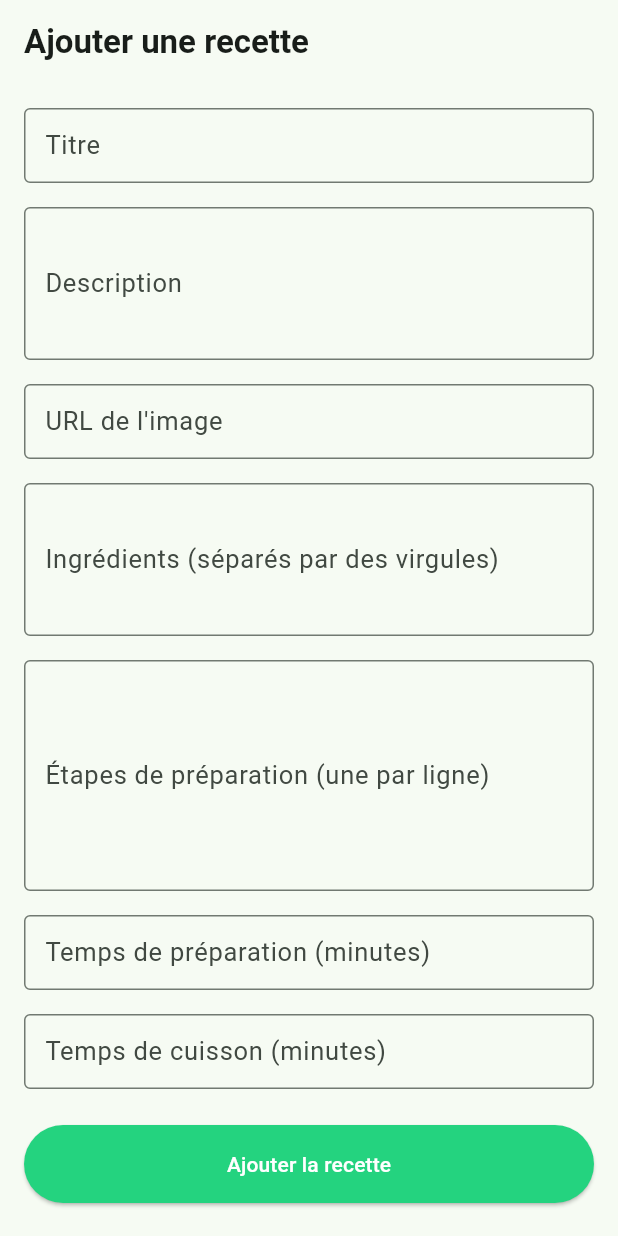
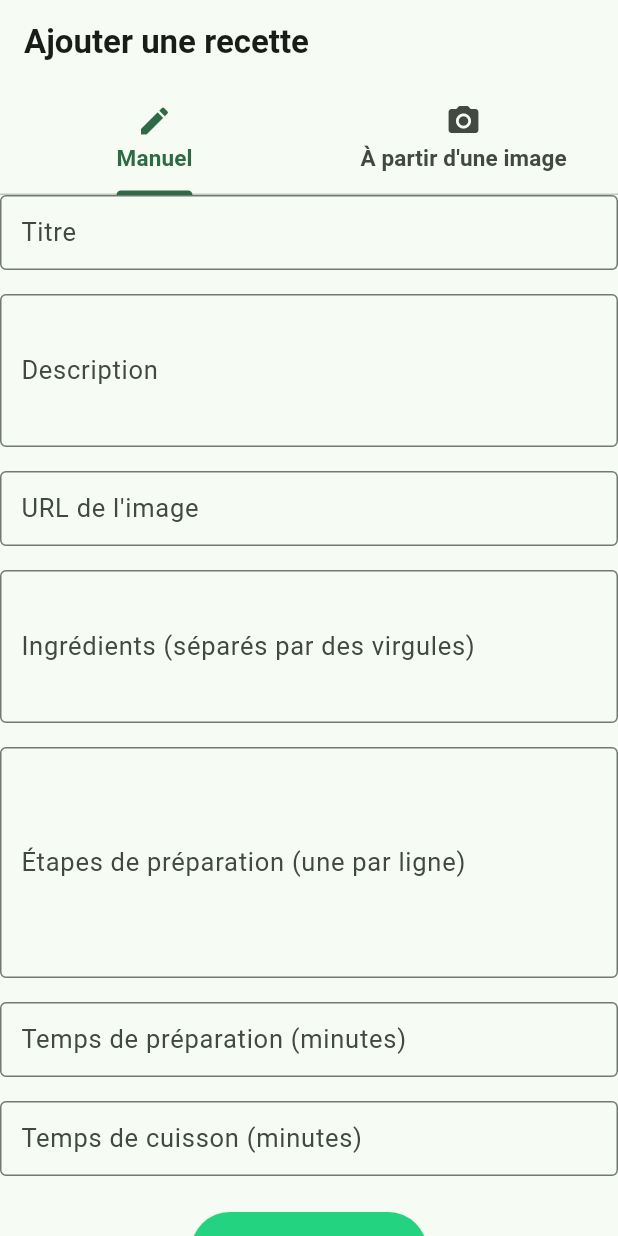
Before and after one commit to michael-lucas-dev/CookTogether, a Flutter app: the AddRecipeScreen screen opened by its route, on a phone screen of 412 x 824 dp. Run offline on Flutter 3.47's test engine with Material 3 defaults, Android fonts, the phone set to English and light mode, and no system bars; our stand-ins replace cloud_firestore, device_info_plus, firebase_auth, firebase_core, firebase_crashlytics, flutter_riverpod and 4 more; missing offline and left inert: firebase_performance, google_mlkit_text_recognition; accounts and stored records are empty.

Commit message:
add ml kit

```diff
--- a/app/lib/ui/screens/recipes/add_recipe_screen.dart
+++ b/app/lib/ui/screens/recipes/add_recipe_screen.dart
@@ -1,4 +1,7 @@
 import 'package:flutter/material.dart';
+import 'package:image_picker/image_picker.dart';
+import 'dart:io';
+import 'package:google_mlkit_text_recognition/google_mlkit_text_recognition.dart';
 import 'package:app/models/recipe.dart';
 import 'package:app/core/logger.dart';
 import 'package:flutter_riverpod/flutter_riverpod.dart';
@@ -12,7 +15,8 @@ class AddRecipeScreen extends ConsumerStatefulWidget {
   ConsumerState<AddRecipeScreen> createState() => _AddRecipeScreenState();
 }
 
-class _AddRecipeScreenState extends ConsumerState<AddRecipeScreen> {
+class _AddRecipeScreenState extends ConsumerState<AddRecipeScreen>
+    with SingleTickerProviderStateMixin {
   final _formKey = GlobalKey<FormState>();
   final _titleController = TextEditingController();
   final _descriptionController = TextEditingController();
@@ -72,14 +76,28 @@ class _AddRecipeScreenState extends ConsumerState<AddRecipeScreen> {
 
   @override
   Widget build(BuildContext context) {
-    return Scaffold(
-      appBar: AppBar(title: const Text('Ajouter une recette')),
-      body: SingleChildScrollView(
-        padding: const EdgeInsets.all(16),
+    return DefaultTabController(
+      length: 2,
+      child: Scaffold(
+        appBar: AppBar(
+          title: const Text('Ajouter une recette'),
+          bottom: const TabBar(
+            tabs: [
+              Tab(text: 'Manuel', icon: Icon(Icons.edit)),
+              Tab(text: "À partir d'une image", icon: Icon(Icons.camera_alt)),
+            ],
+          ),
+        ),
+        body: TabBarView(children: [_manualRecipeForm(), _imageRecipeCapture()]),
+      ),
+    );
+  }
+
+  Widget _manualRecipeForm() {
+    return SingleChildScrollView(
       child: Form(
         key: _formKey,
         child: Column(
-            crossAxisAlignment: CrossAxisAlignment.stretch,
           children: [
             TextFormField(
               controller: _titleController,
@@ -191,6 +209,127 @@ class _AddRecipeScreenState extends ConsumerState<AddRecipeScreen> {
           ],
         ),
       ),
+    );
+  }
+
+  XFile? _pickedImage;
+  String? _recognizedText;
+  bool _isRecognizing = false;
+
+  Future<void> _pickImage(BuildContext context) async {
+    final ImagePicker picker = ImagePicker();
+    final source = await showModalBottomSheet<ImageSource>(
+      context: context,
+      builder: (ctx) => SafeArea(
+        child: Column(
+          mainAxisSize: MainAxisSize.min,
+          children: [
+            ListTile(
+              leading: const Icon(Icons.photo_library),
+              title: const Text('Depuis la galerie'),
+              onTap: () => Navigator.of(ctx).pop(ImageSource.gallery),
+            ),
+            ListTile(
+              leading: const Icon(Icons.camera_alt),
+              title: const Text('Prendre une photo'),
+              onTap: () => Navigator.of(ctx).pop(ImageSource.camera),
+            ),
+          ],
+        ),
+      ),
+    );
+    if (source != null) {
+      final XFile? image = await picker.pickImage(source: source, maxWidth: 1200, maxHeight: 1200);
+      if (image != null) {
+        setState(() {
+          _pickedImage = image;
+        });
+      }
+    }
+  }
+
+  Future<void> _recognizeText(BuildContext context) async {
+    if (_pickedImage == null) return;
+    setState(() {
+      _isRecognizing = true;
+      _recognizedText = null;
+    });
+    final inputImage = InputImage.fromFilePath(_pickedImage!.path);
+    final textRecognizer = TextRecognizer(script: TextRecognitionScript.latin);
+    try {
+      final RecognizedText recognizedText = await textRecognizer.processImage(inputImage);
+      setState(() {
+        _recognizedText = recognizedText.text;
+      });
+    } catch (e) {
+      setState(() {
+        _recognizedText = 'Erreur lors de la reconnaissance du texte';
+      });
+      ScaffoldMessenger.of(context).showSnackBar(
+        const SnackBar(content: Text('Erreur lors de la reconnaissance du texte')),
+      );
+    } finally {
+      setState(() {
+        _isRecognizing = false;
+      });
+      textRecognizer.close();
+    }
+  }
+
+  Widget _imageRecipeCapture() {
+    return Center(
+      child: Column(
+        mainAxisAlignment: MainAxisAlignment.center,
+        children: [
+          if (_pickedImage != null)
+            ClipRRect(
+              borderRadius: BorderRadius.circular(12),
+              child: Image.file(
+                File(_pickedImage!.path),
+                width: 200,
+                height: 200,
+                fit: BoxFit.cover,
+              ),
+            )
+          else
+            Icon(Icons.camera_alt, size: 64, color: Colors.grey[400]),
+          const SizedBox(height: 16),
+          const Text(
+            "Prenez une photo d'une recette pour l'ajouter automatiquement",
+            textAlign: TextAlign.center,
+            style: TextStyle(fontSize: 16, color: Colors.black54),
+          ),
+          const SizedBox(height: 24),
+          ElevatedButton.icon(
+            icon: const Icon(Icons.camera_alt),
+            label: Text(_pickedImage == null ? 'Choisir une image' : 'Changer l\'image'),
+            onPressed: () => _pickImage(context),
+          ),
+          if (_pickedImage != null) ...[
+            const SizedBox(height: 16),
+            ElevatedButton.icon(
+              icon: const Icon(Icons.text_snippet),
+              label: _isRecognizing
+                  ? const SizedBox(width: 16, height: 16, child: CircularProgressIndicator(strokeWidth: 2))
+                  : const Text('Reconnaître le texte'),
+              onPressed: _isRecognizing ? null : () => _recognizeText(context),
+            ),
+          ],
+          if (_recognizedText != null) ...[
+            const SizedBox(height: 24),
+            const Text('Texte reconnu :', style: TextStyle(fontWeight: FontWeight.bold)),
+            const SizedBox(height: 8),
+            Container(
+              padding: const EdgeInsets.all(12),
+              width: double.infinity,
+              decoration: BoxDecoration(
+                color: Colors.grey[100],
+                borderRadius: BorderRadius.circular(8),
+              ),
+              child: Text(_recognizedText!),
+            ),
+          ],
+        ],
       ),
     );
   }
--- a/app/pubspec.yaml
+++ b/app/pubspec.yaml
@@ -25,6 +25,9 @@ dependencies:
   mocktail: ^1.0.4
 
   design_system: 0.1.0
+  image_picker: ^1.1.2
+  camera: ^0.11.1
+  google_mlkit_text_recognition: ^0.15.0
 
 dev_dependencies:
   flutter_test:
--- a/pubspec.yaml
+++ b/pubspec.yaml
@@ -13,5 +13,3 @@ dev_dependencies:
 workspace:
   - app
   - design_system
-dependencies:
-  google_ml_kit: ^0.20.0
```
Also changed, not shown: pubspec.lock, 1 other file. Lines whose indentation alone changed are shown as unchanged.
